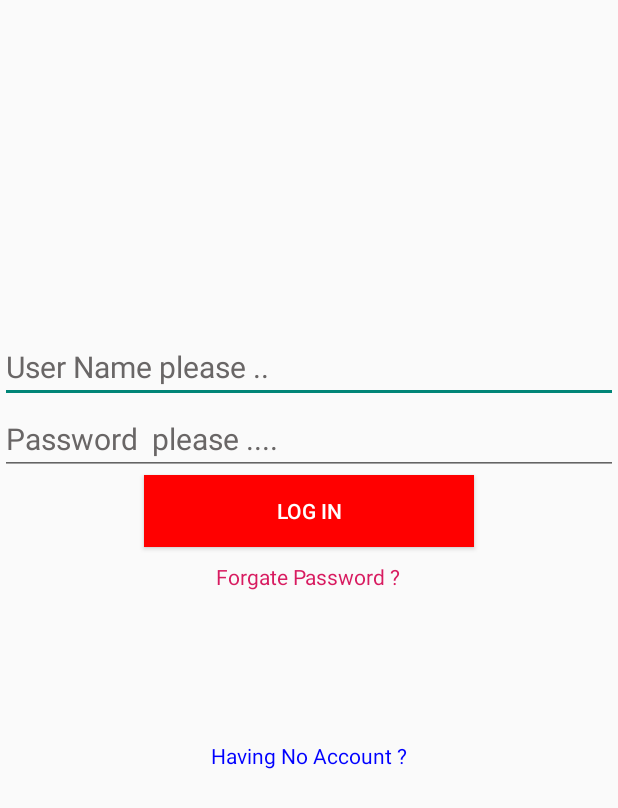
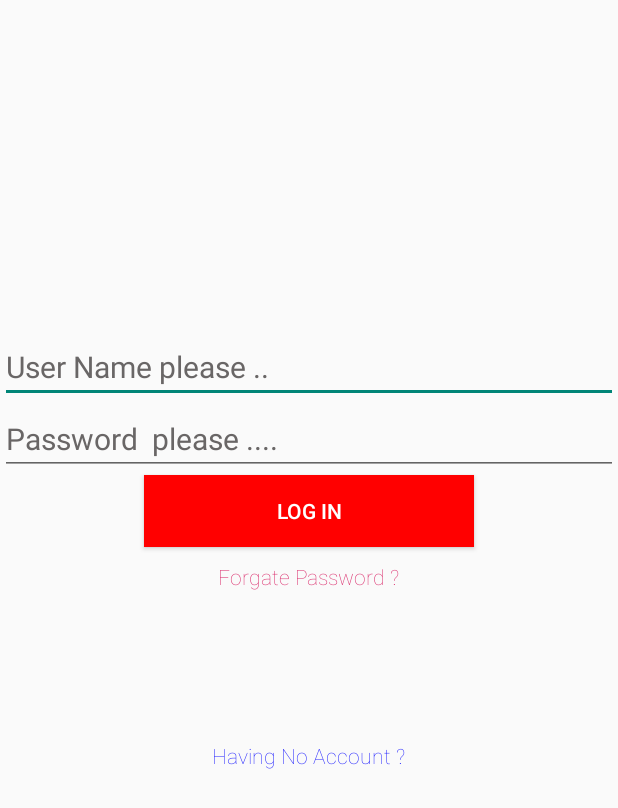
Before and after one commit to shoumik1998/LocalShopping_sellerSide, an Android app: the screen it shows after launch (LogIn_Activity), on a phone screen of 412 x 824 dp. Shown: the top 808 px of the screen. Run offline under Robolectric (Android 15) with nearby library versions, the phone set to English and light mode, and no system bars; libraries missing offline, so code that uses them is left out: com.theartofdev.edmodo, id.zelory.compressor; pictures from the network do not load.

Commit message:
Complete Product

```diff
--- /dev/null
+++ b/app/src/main/java/com/example/hand_shoping/Splash_Screen.java
@@ -0,0 +1,26 @@
+package com.example.hand_shoping;
+
+import androidx.appcompat.app.AppCompatActivity;
+
+import android.content.Intent;
+import android.os.Bundle;
+import android.os.Handler;
+
+public class Splash_Screen extends AppCompatActivity {
+
+    @Override
+    protected void onCreate(Bundle savedInstanceState) {
+        super.onCreate(savedInstanceState);
+        setContentView(R.layout.activity_splash__screen);
+
+        Handler handler=new Handler();
+        handler.postDelayed(new Runnable() {
+            @Override
+            public void run() {
+                startActivity(new Intent(Splash_Screen.this,MainActivity.class));
+                finish();
+
+            }
+        },1500);
+    }
+}
--- a/app/src/main/res/layout/activity_log_in_.xml
+++ b/app/src/main/res/layout/activity_log_in_.xml
@@ -37,6 +37,7 @@
         android:text="LOG IN" />
 
     <TextView
+        android:fontFamily="sans-serif-thin"
         android:textColor="@color/colorAccent"
         android:layout_margin="10dp"
         android:id="@+id/forgatePassID"
@@ -45,6 +46,7 @@
         android:layout_height="wrap_content"/>
 
     <TextView
+        android:fontFamily="sans-serif-thin"
         android:layout_margin="90dp"
         android:id="@+id/logintextID"
         android:layout_width="wrap_content"
--- a/app/src/main/res/layout/activity_main.xml
+++ b/app/src/main/res/layout/activity_main.xml
@@ -20,6 +20,7 @@
             android:background="#FFFFFF" />
 
         <TextView
+            android:fontFamily="sans-serif-thin"
             android:layout_gravity="center"
             android:textColor="@color/colorAccent"
             android:textSize="20dp"
--- a/app/src/main/res/layout/raw_layout.xml
+++ b/app/src/main/res/layout/raw_layout.xml
@@ -28,12 +28,14 @@
                 android:layout_height="170dp"/>
 
             <TextView
+                android:fontFamily="sans-serif-thin"
                 android:textColor="@color/colorAccent"
                 android:id="@+id/proNameID"
                 android:layout_width="wrap_content"
                 android:layout_height="wrap_content"/>
 
             <TextView
+                android:fontFamily="sans-serif-thin"
                 android:textColor="#0000ff"
                 android:id="@+id/propriceID"
                 android:layout_width="wrap_content"
```
Also changed, not shown: app/src/main/AndroidManifest.xml (+31 -13 lines), app/src/main/res/layout/activity_account__details.xml (+9 -0 lines), app/src/main/res/layout/activity_splash__screen.xml (added, +10 -0 lines), app/src/main/res/drawable/icon_my_shop2.png (added), app/src/main/res/drawable/splash_my_shop.png (added).
